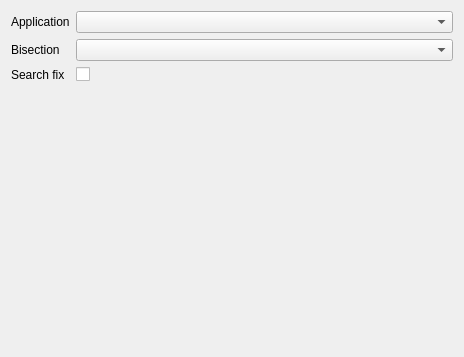
Old version of the form gui/mozregui/ui/intro.ui in the repository mozilla/mozregression.
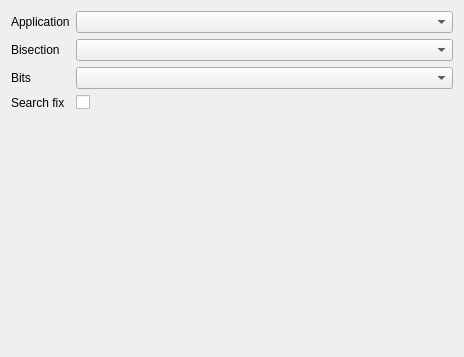
New version of the form.

Commit message: Added the QComboBox to input the number of bits for the application that the user wants to download.

```diff
--- a/gui/mozregui/ui/intro.ui
+++ b/gui/mozregui/ui/intro.ui
@@ -36,7 +36,7 @@
      <item row="1" column="1">
       <widget class="QComboBox" name="bisect_combo"/>
      </item>
-     <item row="2" column="0">
+     <item row="3" column="0">
       <widget class="QLabel" name="label_3">
        <property name="toolTip">
         <string>Search a fix instead of a regression</string>
@@ -46,13 +46,23 @@
        </property>
       </widget>
      </item>
-     <item row="2" column="1">
+     <item row="3" column="1">
       <widget class="QCheckBox" name="find_fix">
        <property name="text">
         <string/>
        </property>
       </widget>
      </item>
+     <item row="2" column="0">
+      <widget class="QLabel" name="label_4">
+       <property name="text">
+        <string>Bits</string>
+       </property>
+      </widget>
+     </item>
+     <item row="2" column="1">
+      <widget class="QComboBox" name="bits_combo"/>
+     </item>
     </layout>
    </item>
   </layout>
```
The commit also changes 1 other file.
